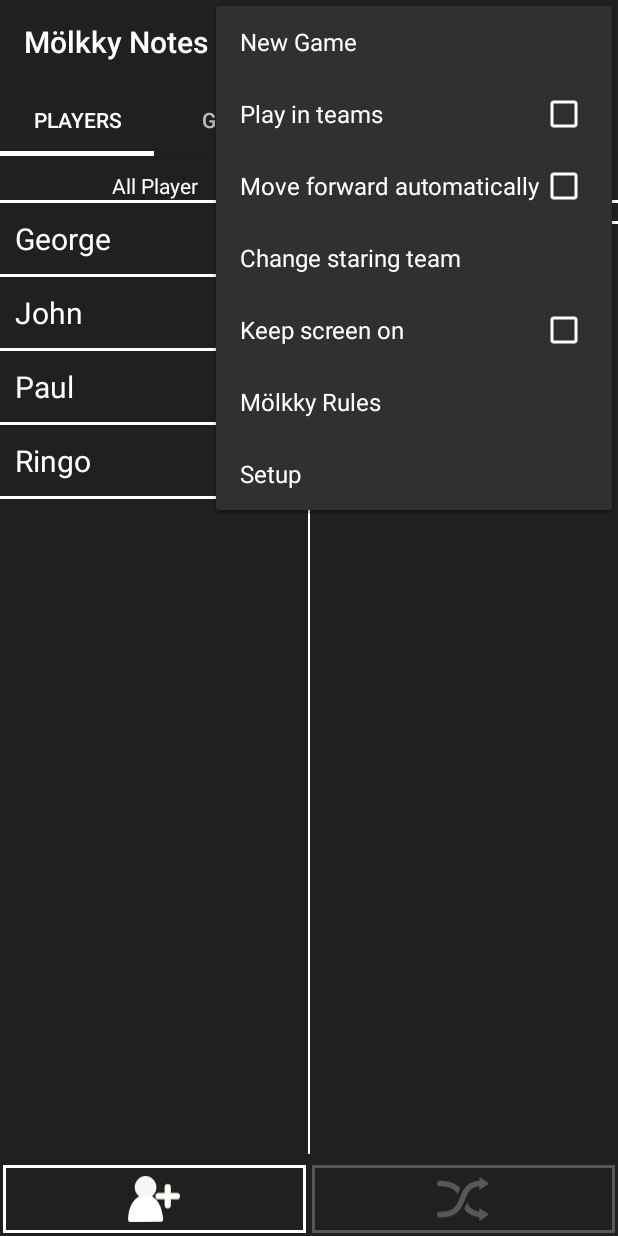
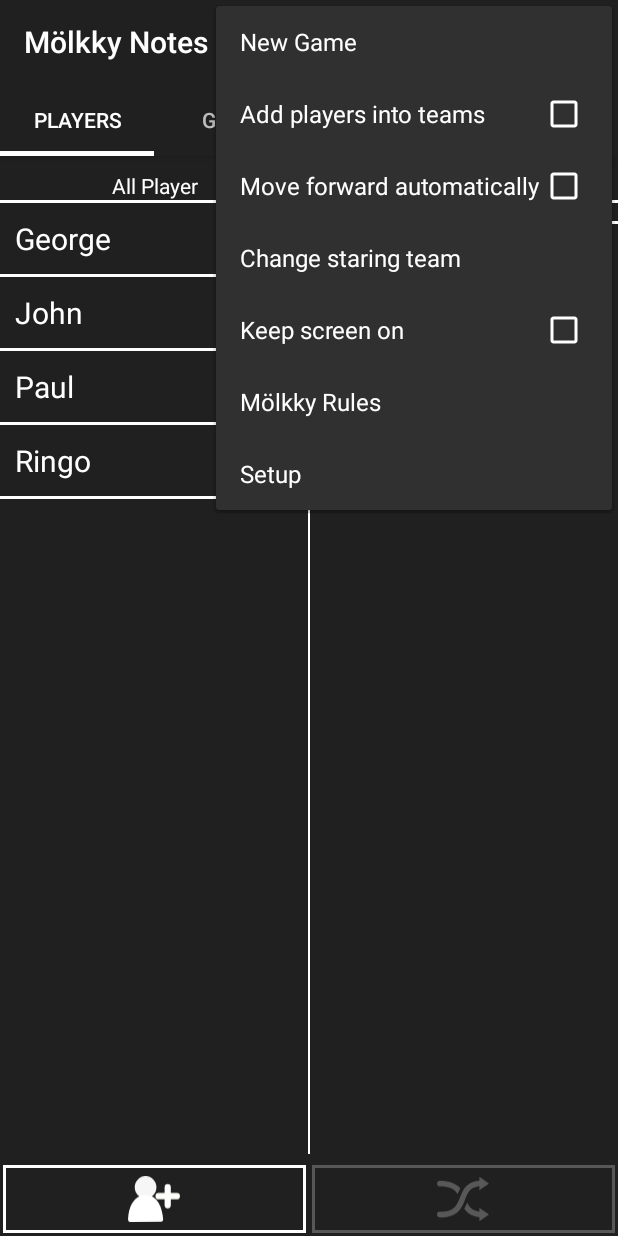
Before and after one commit to thalman/MolkkyNotes, an Android app: the screen it shows after launch (MainActivity), with the options menu open, on a phone screen of 412 x 824 dp. Run offline under Robolectric (Android 15) with nearby library versions, the phone set to English and light mode, and no system bars; libraries missing offline, so code that uses them is left out: com.opencsv; pictures from the network do not load.

Commit message:
Problem: Play in teams menu item is obsolete
Solution: Change description of the item

```diff
--- a/app/src/main/res/values/strings.xml
+++ b/app/src/main/res/values/strings.xml
@@ -9,7 +9,7 @@
 
     <!-- menu -->
     <string name="menuStartNewGame">New Game</string>
-    <string name="menuPlayInTeams">Play in teams</string>
+    <string name="menuPlayInTeams">Add players into teams</string>
     <string name="menuAutoForward">Move forward automatically</string>
     <string name="menuChangeStartingTeam">Change staring team</string>
     <string name="menuRules">Mölkky Rules</string>
```
Also changed, not shown: 1 other file.
